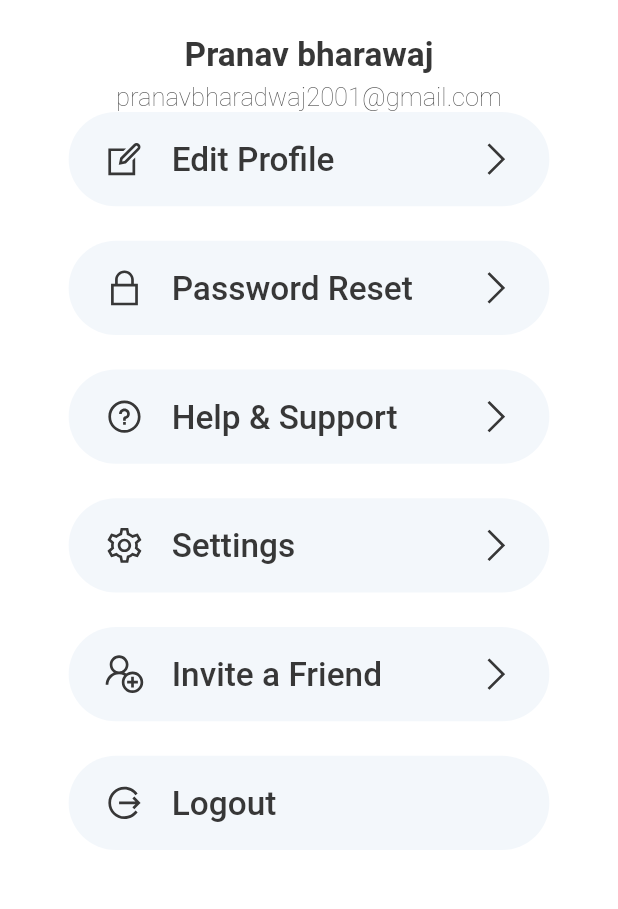
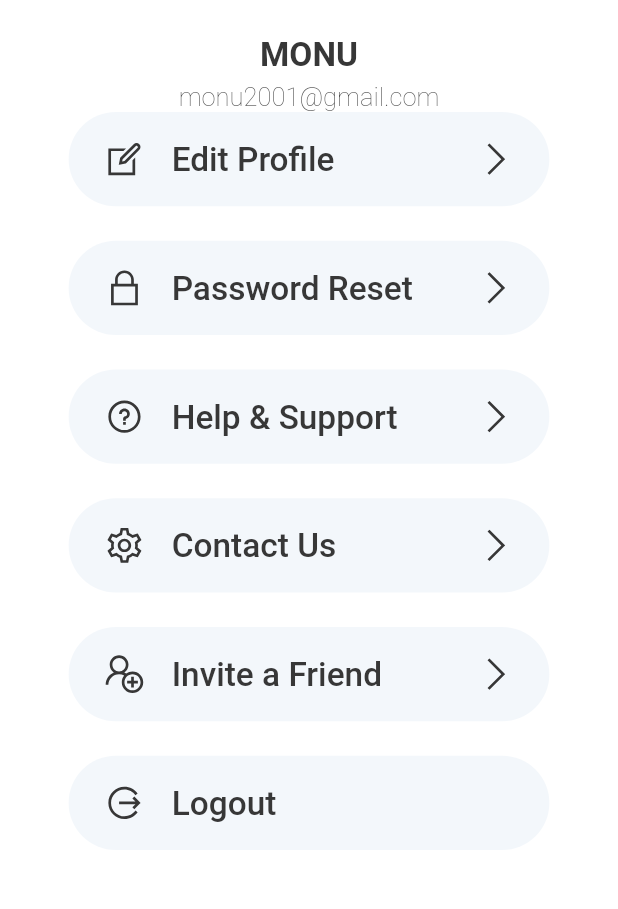
Before and after one commit to pranav-bharadwaj/Sanchari-app, a Flutter app: the screen it shows after launch, after a tap on the "person" icon, on a phone screen of 412 x 824 dp, the part 309-1218 px from its top. Run offline on Flutter 3.47's test engine with Material 2 defaults, Android fonts, the phone set to English and light mode, and no system bars; our stand-ins replace animated_splash_screen, flutter_screenutil, google_maps_flutter, line_awesome_flutter; missing offline and left inert: google_place; Roboto replaces fonts that are missing (SFProText).

Commit message:
contact page

```diff
--- a/lib/profile.dart
+++ b/lib/profile.dart
@@ -2,9 +2,8 @@ import 'package:flutter/material.dart';
 import 'package:flutter_screenutil/flutter_screenutil.dart';
 import 'package:line_awesome_flutter/line_awesome_flutter.dart';
 import 'package:sanchari/constants.dart';
+import 'package:sanchari/contactUs.dart';
 import 'package:sanchari/editProfile.dart';
-import 'package:sanchari/home.dart';
-import 'package:sanchari/locationSearch.dart';
 import 'package:sanchari/main.dart';
 import 'package:sanchari/passwordReset.dart';
 
@@ -42,12 +41,12 @@ class Profile extends StatelessWidget {
           ),
           SizedBox(height: kSpacingUnit.w * 2),
           Text(
-            'Pranav bharawaj',
+            'MONU',
             style: kTitleTextStyle,
           ),
           SizedBox(height: kSpacingUnit.w * 0.5),
           Text(
-            'pranavbharadwaj2001@gmail.com',
+            'monu2001@gmail.com',
             style: kCaptionTextStyle,
           ),
         ],
@@ -114,9 +113,17 @@ class Profile extends StatelessWidget {
               icon: LineAwesomeIcons.question_circle,
               text: 'Help & Support',
             ),
-            ProfileListItem(
-              icon: LineAwesomeIcons.cog,
-              text: 'Settings',
+            GestureDetector(
+              onTap: () => {
+                Navigator.push(
+                  context,
+                  MaterialPageRoute(builder: (context) => const ContactUs()),
+                )
+              },
+              child: ProfileListItem(
+                icon: LineAwesomeIcons.cog,
+                text: 'Contact Us',
+              ),
             ),
             ProfileListItem(
               icon: LineAwesomeIcons.user_plus,
```
Also changed, not shown: lib/contactUs.dart (added, +20 -0 lines), 3 other files.
